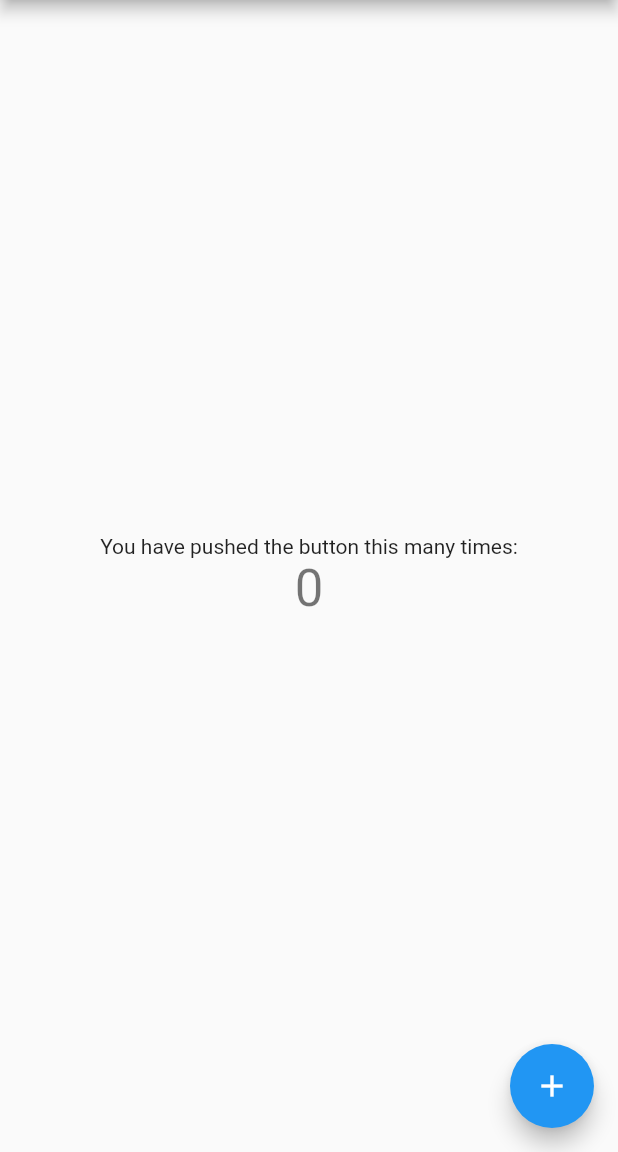
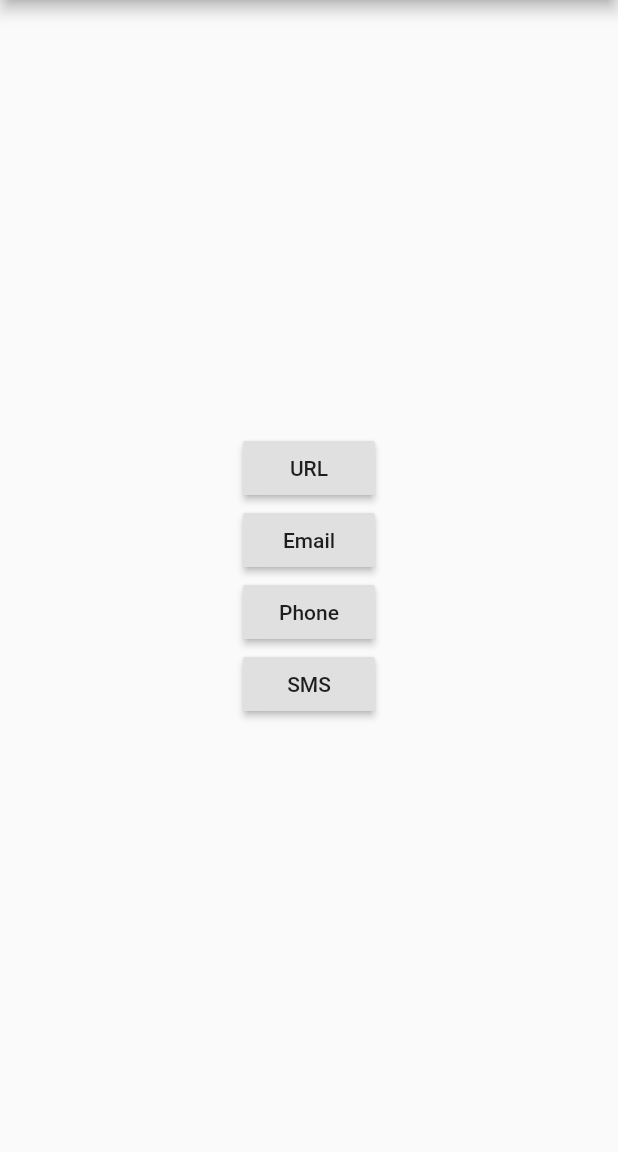
Before and after one commit to doxtitech/url_launcher_package_example, a Flutter app: the screen it shows after launch, on a phone screen of 412 x 824 dp, the part 84-1236 px from its top. Run offline on Flutter 3.47's test engine with Material 2 defaults, Android fonts, the phone set to English and light mode, and no system bars.

Commit message:
cleaned and finished project

```diff
--- a/lib/main.dart
+++ b/lib/main.dart
@@ -1,4 +1,5 @@
 import 'package:flutter/material.dart';
+import 'package:url_launcher/url_launcher.dart';
 
 void main() => runApp(MyApp());
 
@@ -45,17 +46,12 @@ class MyHomePage extends StatefulWidget {
 }
 
 class _MyHomePageState extends State<MyHomePage> {
-  int _counter = 0;
-
-  void _incrementCounter() {
-    setState(() {
-      // This call to setState tells the Flutter framework that something has
-      // changed in this State, which causes it to rerun the build method below
-      // so that the display can reflect the updated values. If we changed
-      // _counter without calling setState(), then the build method would not be
-      // called again, and so nothing would appear to happen.
-      _counter++;
-    });
+  void customLaunch(command) async {
+    if (await canLaunch(command)) {
+      await launch(command);
+    } else {
+      print(' could not launch $command');
+    }
   }
 
   @override
@@ -92,21 +88,39 @@ class _MyHomePageState extends State<MyHomePage> {
           // horizontal).
           mainAxisAlignment: MainAxisAlignment.center,
           children: <Widget>[
-            Text(
-              'You have pushed the button this many times:',
-            ),
-            Text(
-              '$_counter',
-              style: Theme.of(context).textTheme.display1,
-            ),
+            Column(
+              children: <Widget>[
+                RaisedButton(
+                  onPressed: () {
+                    customLaunch('https://google.com');
+                  },
+                  child: Text('URL'),
+                ),
+                RaisedButton(
+                  onPressed: () {
+                    customLaunch(
+                        'mailto:your@email.com?subject=test%20subject&body=test%20body');
+                  },
+                  child: Text('Email'),
+                ),
+                RaisedButton(
+                  onPressed: () {
+                    customLaunch('tel:+1 555 555 555');
+                  },
+                  child: Text('Phone'),
+                ),
+                RaisedButton(
+                  onPressed: () {
+                    customLaunch('sms:5550101234');
+                  },
+                  child: Text('SMS'),
+                ),
+              ],
+            )
           ],
         ),
       ),
-      floatingActionButton: FloatingActionButton(
-        onPressed: _incrementCounter,
-        tooltip: 'Increment',
-        child: Icon(Icons.add),
-      ), // This trailing comma makes auto-formatting nicer for build methods.
+      // This trailing comma makes auto-formatting nicer for build methods.
     );
   }
 }
--- a/pubspec.yaml
+++ b/pubspec.yaml
@@ -19,6 +19,7 @@ environment:
 dependencies:
   flutter:
     sdk: flutter
+  url_launcher: ^5.1.2
 
   # The following adds the Cupertino Icons font to your application.
   # Use with the CupertinoIcons class for iOS style icons.
```
Also changed, not shown: pubspec.lock.
